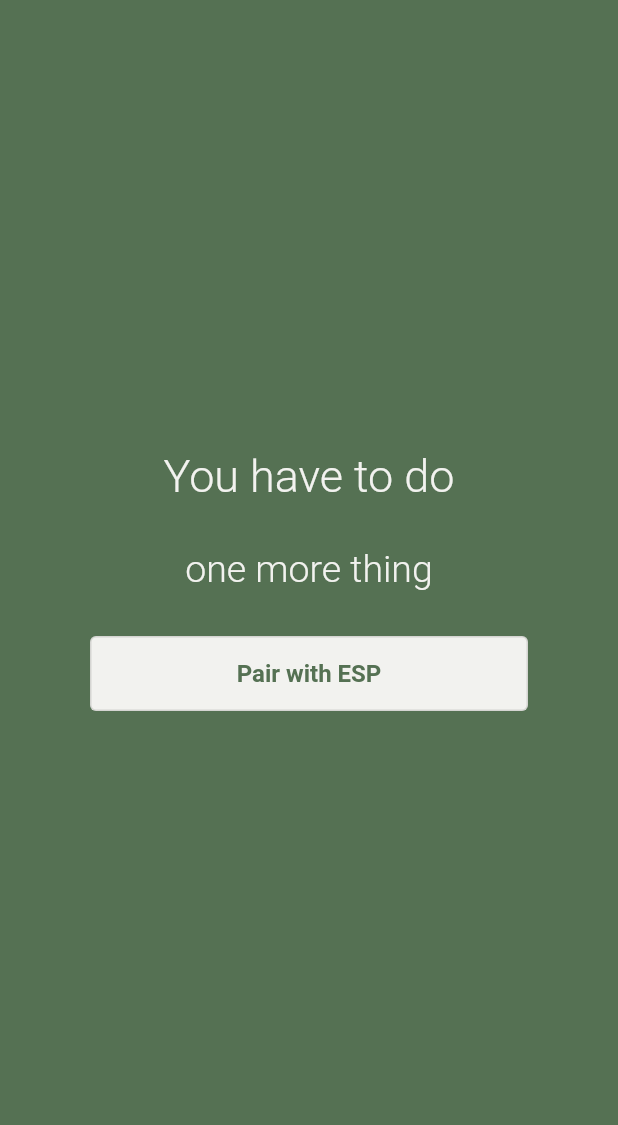
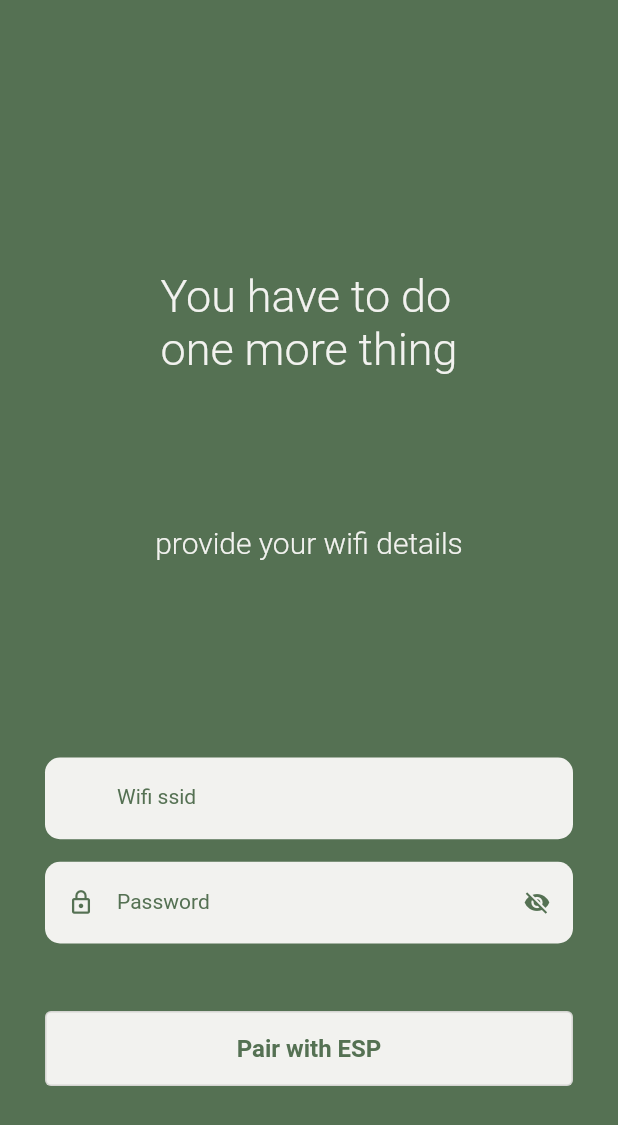
Before and after one commit to paulinagacek/ultra-shambo, a Flutter app: the screen it shows after launch, on a phone screen of 412 x 824 dp. Shown: the top 1125 px of the screen. Run offline on Flutter 3.47's test engine with Material 2 defaults, Android fonts, the light colour scheme and no system bars; our stand-ins replace location; missing offline and left inert: android_flutter_wifi.

Commit message:
pairing page styled

```diff
--- a/mobile_app/lib/views/pairingPage.dart
+++ b/mobile_app/lib/views/pairingPage.dart
@@ -11,46 +11,30 @@ import 'package:android_flutter_wifi/android_flutter_wifi.dart';
 import 'package:location/location.dart';
 import 'package:flutter/services.dart';
 
+import '../widgets/textFieldWidget.dart';
+
 class PairingPage extends StatefulWidget {
   const PairingPage({Key key}) : super(key: key);
 
   @override
   State<PairingPage> createState() => _PairingPageState();
 }
+
 Socket socket;
 String espSsid = "ESP WIFI";
 String espPassword = "iotiot420";
 int port = 8888;
 
 Future<bool> connectToespWifi() async {
-  // await AndroidFlutterWifi.init();
-  // Location location = new Location();
-  // location.enableBackgroundMode(enable: true);
-  // print('Ssid: $espSsid, Password: $espPassword');
-  // var result = await AndroidFlutterWifi.connectToNetwork(espSsid, espPassword);
-  // if (result) {
-  //   print('\n Mobile connected successfuly!');
-  // } else {
-  //   print('\nCannot connect :(');
-  // }
-
   const platform = MethodChannel('samples.flutter.dev/wificonnect');
   try {
-    await platform.invokeMethod('connectToWifi', { "SSID": espSsid, "password": espPassword });
-    while(!(await platform.invokeMethod('isConnected'))) {
+    await platform.invokeMethod(
+        'connectToWifi', {"SSID": espSsid, "password": espPassword});
+    while (!(await platform.invokeMethod('isConnected'))) {
       print("Waiting for connection");
       sleep(const Duration(milliseconds: 250));
     }
     print("Connected :)");
-
-    // disconnect test
-    // await platform.invokeMethod('disconnect');
-    // while((await platform.invokeMethod('isConnected'))) {
-    //   print("Waiting for disconnection");
-    //   sleep(const Duration(milliseconds: 250));
-    // }
-    // print("Disconnected :)");
-
     return true;
   } on PlatformException catch (e) {
     print("Connection error: '${e.message}'.");
@@ -62,45 +46,52 @@ void exchangeDataWithEsp() {
   Socket.connect("192.168.4.1", port).then((Socket sock) {
     socket = sock;
     socket.listen(dataHandler,
-        onError: null,
-        onDone: doneHandler,
-        cancelOnError: false);
+        onError: null, onDone: doneHandler, cancelOnError: false);
     socket.write("Redmi Note 11;bananaski");
-  }).catchError((Object  e) {
+  }).catchError((Object e) {
     print("Unable to connect: $e");
   });
   //Connect standard in to the socket
 }
 
-void dataHandler(data){
+void dataHandler(data) {
   print("got data");
   print(String.fromCharCodes(data).trim());
 }
 
-errorHandler(Object error){
+errorHandler(Object error) {
   print(error);
 }
 
-void doneHandler(){
+void doneHandler() {
   socket.destroy();
 }
 
 class _PairingPageState extends State<PairingPage> {
   bool _connected = false;
+  String wifiSsid = "";
+  String wifiPassword = "";
+
+  final GlobalKey<FormState> _formKeyWifi = GlobalKey<FormState>();
 
   @override
   Widget build(BuildContext context) {
+    final size = MediaQuery.of(context).size;
+    final bool keyboardOpen = MediaQuery.of(context).viewInsets.bottom > 0;
+    bool selected = true;
     return Scaffold(
         backgroundColor: Global.greenDark,
-        body: Column(
-          children: [
-            Padding(
-              padding: const EdgeInsets.only(top: 300.0),
+        body: Stack(
+          children: <Widget>[
+            Container(
+              height: keyboardOpen ? 0 : 300,
+              child: Padding(
+                padding: const EdgeInsets.only(top: 130.0),
                 child: Row(
                   mainAxisAlignment: MainAxisAlignment.center,
                   children: const <Widget>[
                     Text(
-                    'You have to do',
+                      'You have to do\none more thing',
                       style: TextStyle(
                         color: Global.white,
                         fontSize: 30.0,
@@ -110,16 +101,19 @@ class _PairingPageState extends State<PairingPage> {
                   ],
                 ),
               ),
+            ),
             Padding(
-              padding: const EdgeInsets.only(top: 30.0),
+              padding: keyboardOpen
+                  ? const EdgeInsets.only(top: 150.0)
+                  : const EdgeInsets.only(top: 350.0),
               child: Row(
                 mainAxisAlignment: MainAxisAlignment.center,
                 children: const <Widget>[
                   Text(
-                    'one more thing',
+                    'provide your wifi details',
                     style: TextStyle(
                       color: Global.white,
-                      fontSize: 25.0,
+                      fontSize: 20.0,
                       fontWeight: FontWeight.w300,
                     ),
                   ),
@@ -127,14 +121,64 @@ class _PairingPageState extends State<PairingPage> {
               ),
             ),
             Padding(
-              padding: const EdgeInsets.only(right: 60.0, left: 60.0, top: 30),
+              padding: keyboardOpen
+                  ? const EdgeInsets.all(30)
+                  : const EdgeInsets.only(bottom: 100.0, left: 30, right: 30),
+              child: Form(
+                key: _formKeyWifi,
                 child: Column(
+                  mainAxisAlignment: MainAxisAlignment.end,
+                  children: <Widget>[
+                    TextFieldWidget(
+                      hintText: 'Wifi ssid',
+                      obscureText: false,
+                      prefixIconData: null,
+                      suffixIconData: null,
+                      onChanged: (value) {
+                        // model.isValidEmail(value);
+                      },
+                      onSaved: (String value) {
+                        wifiSsid = value;
+                      },
+                      validator: (String value) {
+                        if (value.isEmpty) {
+                          return "Form cannot be empty";
+                        }
+                      },
+                      visible: true,
+                    ),
+                    const SizedBox(
+                      height: 15.0,
+                    ),
+                    Column(
                       crossAxisAlignment: CrossAxisAlignment.end,
                       children: <Widget>[
+                        TextFieldWidget(
+                          hintText: 'Password',
+                          obscureText: true,
+                          prefixIconData: Icons.lock_outline,
+                          onTapIcon: () {
+                            // model.isVisible = !model.isVisible;
+                            // model.notifyListeners();
+                          },
+                          suffixIconData: Icons.visibility_off,
+                          onSaved: (String value) {
+                            wifiPassword = value;
+                          },
+                          visible: true,
+                        ),
+                        const SizedBox(
+                          height: 40.0,
+                        ),
+                      ],
+                    ),
+                    const SizedBox(
+                      height: 5.0,
+                    ),
                     ButtonWidget(
                       title: !_connected ? 'Pair with ESP' : "Connected",
                       hasBorder: true,
-                    onPressed: () async{
+                      onPressed: () async {
                         bool connected = await connectToespWifi();
                         setState(() {
                           _connected = connected;
@@ -145,8 +189,9 @@ class _PairingPageState extends State<PairingPage> {
                   ],
                 ),
               ),
+            ),
             const SizedBox(
-              height: 30.0,
+              height: 200.0,
             ),
           ],
         ));
--- a/mobile_app/lib/widgets/textFieldWidget.dart
+++ b/mobile_app/lib/widgets/textFieldWidget.dart
@@ -42,7 +42,7 @@ class TextFieldWidget extends StatelessWidget {
 
     return Visibility(
         visible: visible ?? true,
-        child: TextFormField(
+          child: TextFormField(
           validator: validator ?? basicValidator,
           onChanged: onChanged,
           controller: controller,
@@ -57,13 +57,14 @@ class TextFieldWidget extends StatelessWidget {
             labelStyle: const TextStyle(color: Global.greenDark),
             focusColor: Global.greenDark,
             filled: true,
+            fillColor: Global.white,
             enabledBorder: UnderlineInputBorder(
               borderRadius: BorderRadius.circular(10),
               borderSide: BorderSide.none,
             ),
-            focusedBorder: OutlineInputBorder(
+            focusedBorder: UnderlineInputBorder(
               borderRadius: BorderRadius.circular(10),
-              borderSide: const BorderSide(color: Global.greenDark),
+              borderSide: const BorderSide(color: Global.greenDark)
             ),
             labelText: hintText,
             prefixIcon: Icon(
@@ -80,6 +81,7 @@ class TextFieldWidget extends StatelessWidget {
               ),
             ),
           ),
-        ));
+        ),
+        );
   }
 }
```
Also changed, not shown: mobile_app/lib/views/pairingPage2.dart (deleted, +0 -75 lines), 1 other file. Lines whose indentation alone changed are shown as unchanged.
